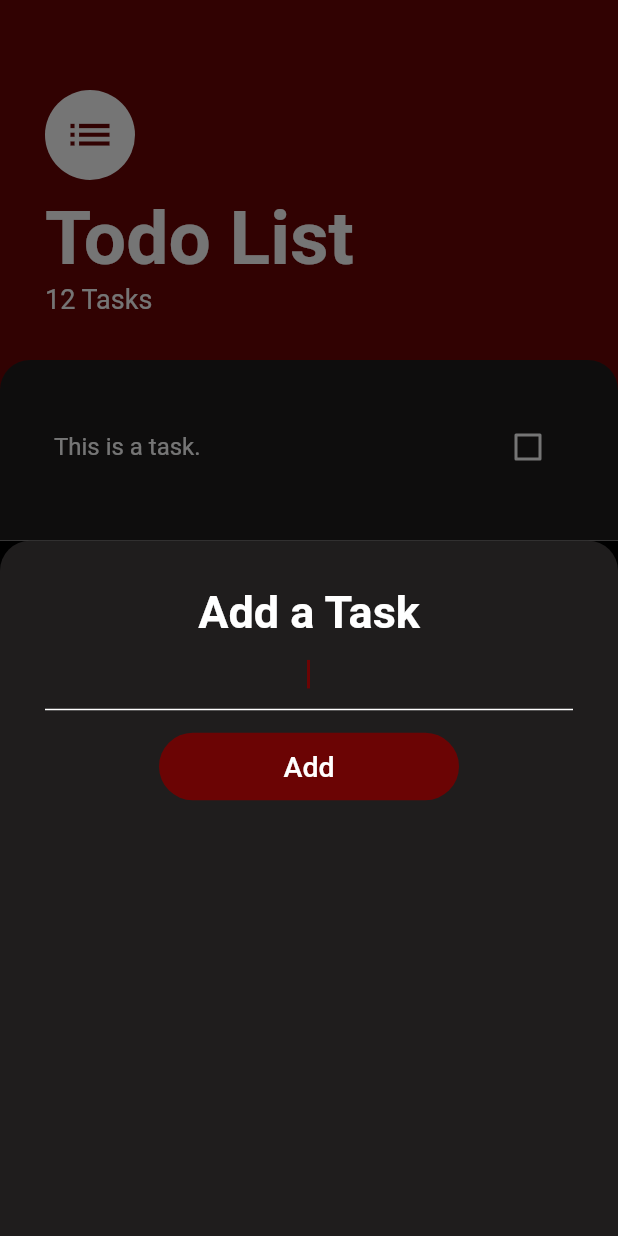
After one commit to JowSarkis/todo-list, a Flutter app: the screen it shows after launch, after a tap on the "add" icon, on a phone screen of 412 x 824 dp. The commit adds this screen. Run offline on Flutter 3.47's test engine with Material 2 defaults, Android fonts, the phone set to English and light mode, and no system bars.

Commit message:
Implement add task widget UI

```diff
--- /dev/null
+++ b/lib/screens/add_task_screen.dart
@@ -0,0 +1,69 @@
+import 'package:flutter/material.dart';
+
+class AddTask extends StatelessWidget {
+  @override
+  Widget build(BuildContext context) {
+    return Container(
+      color: Color(0xff000000),
+      child: Container(
+        padding: EdgeInsets.only(top: 30.0, left: 30.0, right: 30.0),
+        decoration: BoxDecoration(
+          color: Color(0xff1f1d1d),
+          borderRadius: BorderRadius.only(
+            topLeft: Radius.circular(20.0),
+            topRight: Radius.circular(20.0),
+          ),
+        ),
+        child: Column(
+          // crossAxisAlignment: CrossAxisAlignment.stretch,
+          children: [
+            Text(
+              'Add a Task',
+              textAlign: TextAlign.center,
+              style: TextStyle(
+                color: Colors.white,
+                fontSize: 30.0,
+                fontWeight: FontWeight.bold,
+              ),
+            ),
+            TextField(
+              textAlign: TextAlign.center,
+              style: TextStyle(
+                color: Colors.white,
+              ),
+              decoration: InputDecoration(
+                enabledBorder: UnderlineInputBorder(
+                  borderSide: BorderSide(color: Colors.white),
+                ),
+                focusedBorder: UnderlineInputBorder(
+                  borderSide: BorderSide(color: Colors.white),
+                ),
+              ),
+              autofocus: true,
+              cursorColor: Color(0xff6b0404),
+            ),
+            SizedBox(height: 15.0),
+            SizedBox(
+              width: 200.0,
+              height: 45.0,
+              child: FlatButton(
+                shape: RoundedRectangleBorder(
+                  borderRadius: BorderRadius.circular(25.0),
+                ),
+                color: Color(0xff6b0404),
+                child: Text(
+                  'Add',
+                  style: TextStyle(
+                    color: Colors.white,
+                    fontSize: 19.0,
+                  ),
+                ),
+                onPressed: () {},
+              ),
+            )
+          ],
+        ),
+      ),
+    );
+  }
+}
--- a/lib/screens/tasks_screen.dart
+++ b/lib/screens/tasks_screen.dart
@@ -1,13 +1,18 @@
 import 'package:flutter/material.dart';
 import 'package:todo_list/components/tasks_list.dart';
+import 'package:todo_list/screens/add_task_screen.dart';
 
 class TasksScreen extends StatelessWidget {
+
   @override
   Widget build(BuildContext context) {
     return Scaffold(
       backgroundColor: Color(0xff6b0404),
       floatingActionButton: FloatingActionButton(
         backgroundColor: Color(0xff6b0404),
+        onPressed: () {
+          showModalBottomSheet(context: context, builder: (context) => AddTask());
+        },
         child: Icon(Icons.add),
       ),
       body: Column(
```
